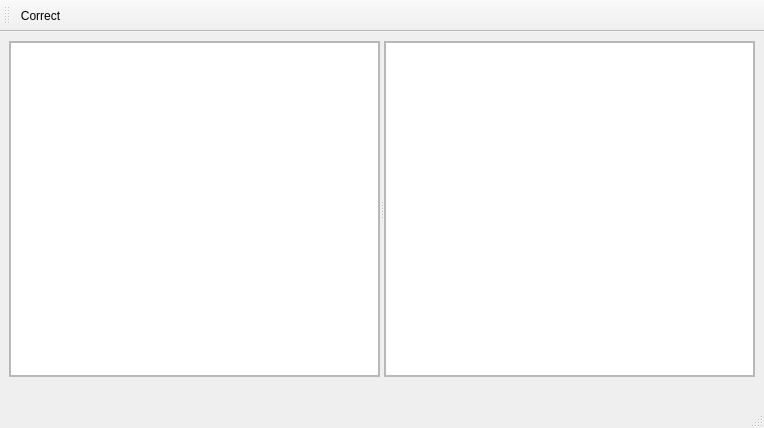
SamuelLongchamps/grammalecte, file grammalecte_frontend/ui/mainwindow.ui: the form before one commit.
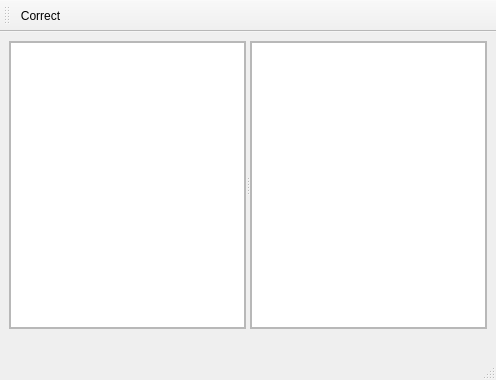
The form after the commit.

Commit message: Added syntax highligh for grammar and spelling mistakes. Uses underlying styling formatter. Closes #2.

Diff of the .ui file:
```diff
--- a/grammalecte_frontend/ui/mainwindow.ui
+++ b/grammalecte_frontend/ui/mainwindow.ui
@@ -6,8 +6,8 @@
    <rect>
     <x>0</x>
     <y>0</y>
-    <width>764</width>
-    <height>428</height>
+    <width>496</width>
+    <height>380</height>
    </rect>
   </property>
   <property name="windowTitle">
@@ -35,8 +35,8 @@
             <rect>
              <x>0</x>
              <y>0</y>
-             <width>368</width>
-             <height>322</height>
+             <width>234</width>
+             <height>275</height>
             </rect>
            </property>
            <layout class="QVBoxLayout" name="verticalLayout_4" stretch="0">
@@ -65,8 +65,8 @@
             <rect>
              <x>0</x>
              <y>0</y>
-             <width>368</width>
-             <height>322</height>
+             <width>234</width>
+             <height>275</height>
             </rect>
            </property>
            <layout class="QVBoxLayout" name="verticalLayout">
@@ -102,6 +102,9 @@
       <property name="text">
        <string/>
       </property>
+      <property name="wordWrap">
+       <bool>true</bool>
+      </property>
      </widget>
     </item>
    </layout>
```
Left out of the diff: 3 changed lines with no effect on the pictures. The commit also changes 1 other file.
